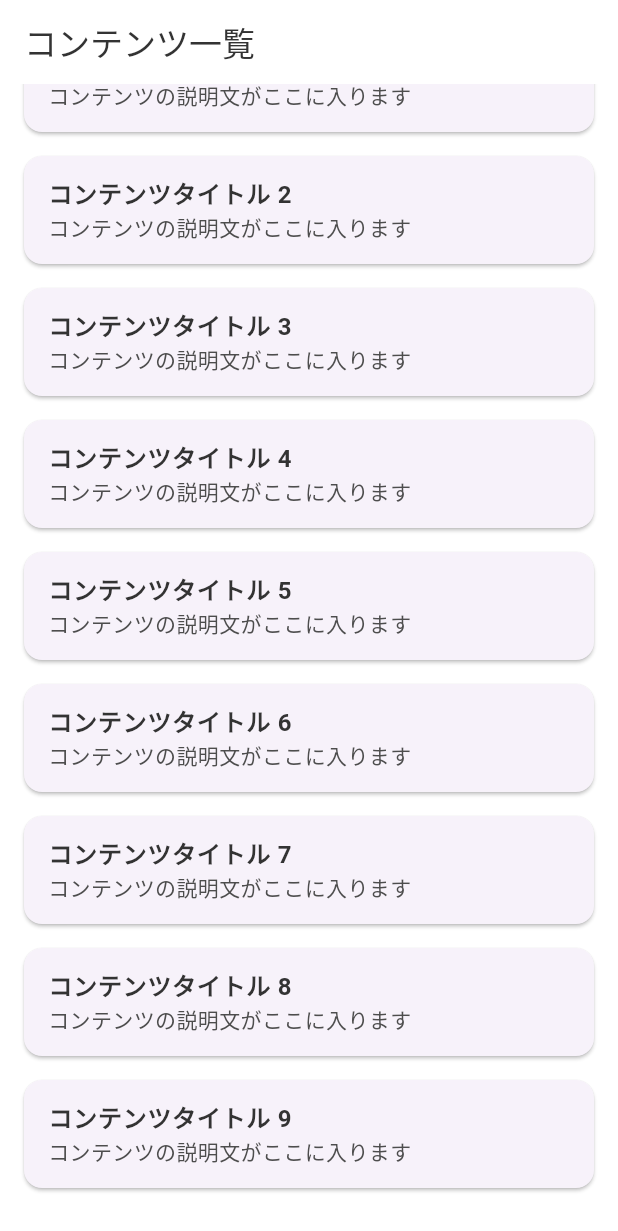
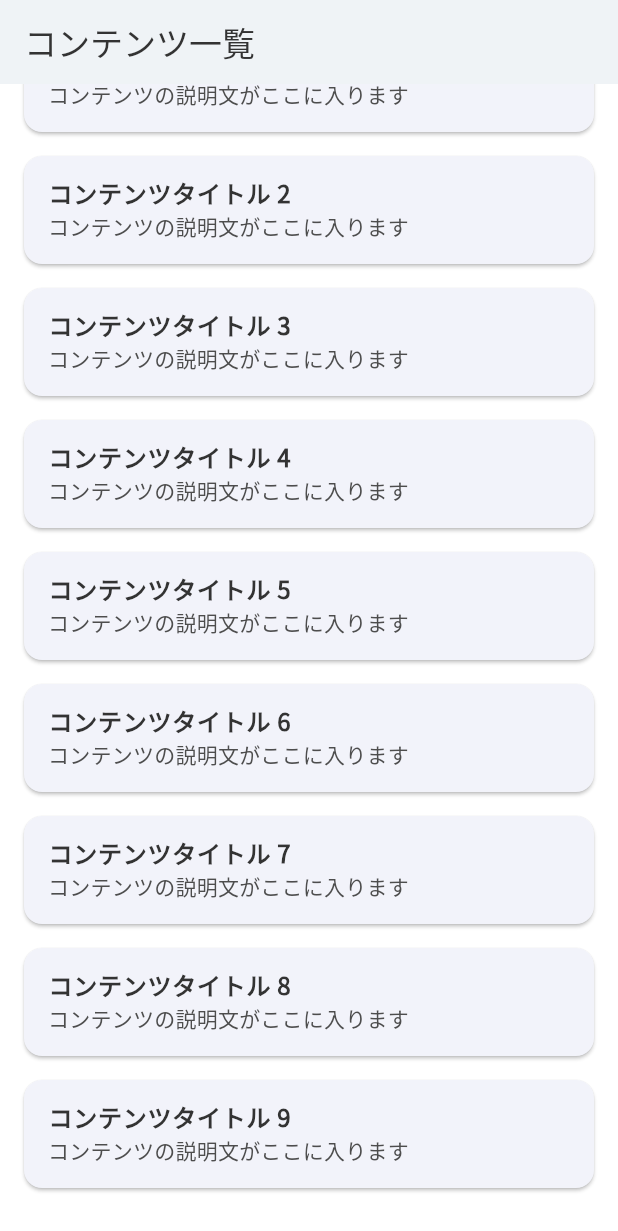
Before and after one commit to jepapt2/ncdc_assignment, a Flutter app: the screen it shows after launch, scrolled down 144 dp, on a phone screen of 412 x 824 dp. Shown: the top 1231 px of the screen. Run offline on Flutter 3.47's test engine with Material 3 defaults, Android fonts, the phone set to English and light mode, and no system bars; our stand-ins replace dio, flutter_dotenv, flutter_riverpod, freezed_annotation, go_router, google_fonts and 2 more; generated files the repository leaves out were written again.

```diff
--- a/lib/core/theme/app_theme.dart
+++ b/lib/core/theme/app_theme.dart
@@ -1,15 +1,47 @@
 import 'package:flutter/material.dart';
-import 'color_theme.dart';
+import 'package:google_fonts/google_fonts.dart';
+import 'package:ncdc_assignment/core/theme/color_theme.dart';
 
 class AppTheme {
   static ThemeData get lightTheme {
+    final baseTextTheme = ThemeData.light().textTheme;
+    final textTheme = GoogleFonts.notoSansJpTextTheme(baseTextTheme).copyWith(
+      // 見出し
+      titleMedium: GoogleFonts.notoSansJp(
+        fontSize: 24,
+        fontWeight: FontWeight.bold,
+      ),
+      // bodyテキスト
+      bodyMedium: GoogleFonts.notoSansJp(
+        fontSize: 16,
+        height: 1.5,
+        letterSpacing: 0.15,
+      ),
+      // キャプション
+      bodySmall: GoogleFonts.notoSansJp(
+        fontSize: 12,
+        height: 1.4,
+        letterSpacing: 0.4,
+      ),
+      // ミニテキスト
+      labelSmall: GoogleFonts.notoSansJp(
+        fontSize: 10,
+        height: 1.4,
+        letterSpacing: 0.4,
+      ),
+    );
+
     return ThemeData(
-      primaryColor: ColorTheme.brand,
+      useMaterial3: true,
+      textTheme: textTheme,
       scaffoldBackgroundColor: ColorTheme.backgroundWhite,
-      appBarTheme: const AppBarTheme(
-        scrolledUnderElevation: 0,
-        centerTitle: false,
+      colorScheme: ColorScheme.fromSeed(
+        seedColor: Colors.blue,
+        primary: Colors.blue,
+        onPrimary: Colors.white,
       ),
+      splashColor: Colors.blue.withOpacity(0.1),
+      highlightColor: Colors.blue.withOpacity(0.05),
     );
   }
 }
--- a/pubspec.yaml
+++ b/pubspec.yaml
@@ -17,6 +17,7 @@ dependencies:
   riverpod_annotation: ^2.6.1
   dio: ^5.0.0
   flutter_dotenv: ^5.2.1
+  google_fonts: ^6.1.0
 
 dev_dependencies:
   flutter_test:
```
Also changed, not shown: pubspec.lock.
